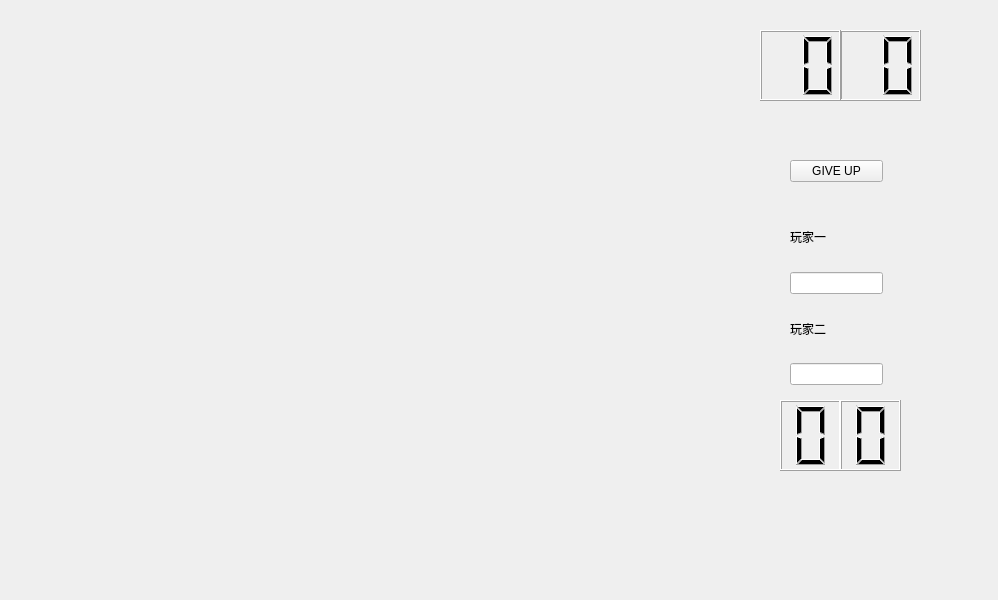
Qt form judge_if_legal/widget.ui (Liyh04/2205) before a commit.
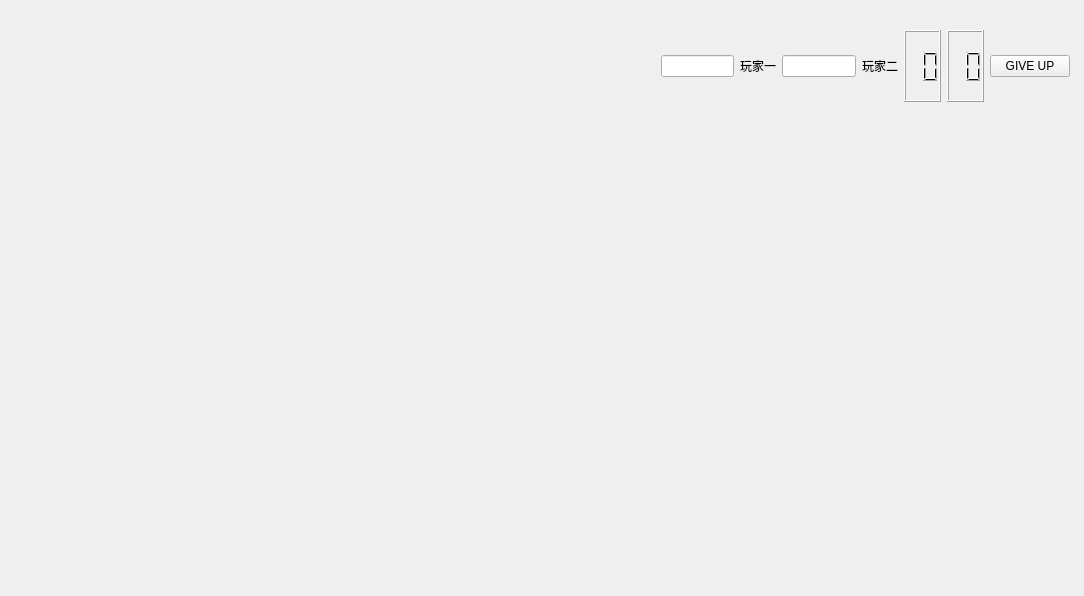
The same form after that commit.

The edit to the form file:
```diff
--- a/judge_if_legal/widget.ui
+++ b/judge_if_legal/widget.ui
@@ -6,83 +6,25 @@
    <rect>
     <x>0</x>
     <y>0</y>
-    <width>998</width>
-    <height>600</height>
+    <width>1084</width>
+    <height>596</height>
    </rect>
   </property>
   <property name="windowTitle">
    <string>Widget</string>
   </property>
-  <widget class="QLCDNumber" name="lcd_sec">
+  <widget class="QWidget" name="">
    <property name="geometry">
     <rect>
-     <x>840</x>
+     <x>650</x>
      <y>30</y>
-     <width>81</width>
-     <height>71</height>
+     <width>420</width>
+     <height>72</height>
     </rect>
    </property>
-   <property name="digitCount">
-    <number>2</number>
-   </property>
-   <property name="intValue" stdset="0">
-    <number>0</number>
-   </property>
-  </widget>
-  <widget class="QLCDNumber" name="lcd_min">
-   <property name="geometry">
-    <rect>
-     <x>760</x>
-     <y>30</y>
-     <width>81</width>
-     <height>71</height>
-    </rect>
-   </property>
-   <property name="digitCount">
-    <number>2</number>
-   </property>
-   <property name="intValue" stdset="0">
-    <number>0</number>
-   </property>
-  </widget>
-  <widget class="QWidget" name="layoutWidget">
-   <property name="enabled">
-    <bool>true</bool>
-   </property>
-   <property name="geometry">
-    <rect>
-     <x>790</x>
-     <y>140</y>
-     <width>93</width>
-     <height>245</height>
-    </rect>
-   </property>
-   <layout class="QVBoxLayout" name="verticalLayout_2">
+   <layout class="QHBoxLayout" name="horizontalLayout_2">
     <item>
-     <layout class="QVBoxLayout" name="verticalLayout">
-      <item>
-       <spacer name="horizontalSpacer_2">
-        <property name="orientation">
-         <enum>Qt::Horizontal</enum>
-        </property>
-        <property name="sizeHint" stdset="0">
-         <size>
-          <width>40</width>
-          <height>20</height>
-         </size>
-        </property>
-       </spacer>
-      </item>
-      <item>
-       <widget class="QPushButton" name="pushButton">
-        <property name="enabled">
-         <bool>true</bool>
-        </property>
-        <property name="text">
-         <string>GIVE UP</string>
-        </property>
-       </widget>
-      </item>
+     <layout class="QHBoxLayout" name="horizontalLayout">
       <item>
        <spacer name="horizontalSpacer">
         <property name="orientation">
@@ -96,70 +38,90 @@
         </property>
        </spacer>
       </item>
+      <item>
+       <spacer name="horizontalSpacer_2">
+        <property name="orientation">
+         <enum>Qt::Horizontal</enum>
+        </property>
+        <property name="sizeHint" stdset="0">
+         <size>
+          <width>40</width>
+          <height>20</height>
+         </size>
+        </property>
+       </spacer>
+      </item>
+      <item>
+       <widget class="QLineEdit" name="lineEdit_2">
+        <property name="enabled">
+         <bool>true</bool>
+        </property>
+       </widget>
+      </item>
+      <item>
+       <widget class="QLabel" name="label">
+        <property name="enabled">
+         <bool>true</bool>
+        </property>
+        <property name="text">
+         <string>玩家一</string>
+        </property>
+       </widget>
+      </item>
+      <item>
+       <widget class="QLineEdit" name="lineEdit">
+        <property name="enabled">
+         <bool>true</bool>
+        </property>
+       </widget>
+      </item>
+      <item>
+       <widget class="QLabel" name="label_2">
+        <property name="enabled">
+         <bool>true</bool>
+        </property>
+        <property name="text">
+         <string>玩家二</string>
+        </property>
+       </widget>
+      </item>
+      <item>
+       <layout class="QVBoxLayout" name="verticalLayout"/>
+      </item>
      </layout>
     </item>
     <item>
-     <widget class="QLabel" name="label">
-      <property name="enabled">
-       <bool>true</bool>
+     <widget class="QLCDNumber" name="lcd_min">
+      <property name="digitCount">
+       <number>2</number>
       </property>
-      <property name="text">
-       <string>玩家一</string>
+      <property name="intValue" stdset="0">
+       <number>0</number>
       </property>
      </widget>
     </item>
     <item>
-     <widget class="QLineEdit" name="lineEdit">
-      <property name="enabled">
-       <bool>true</bool>
+     <widget class="QLCDNumber" name="lcd_sec">
+      <property name="digitCount">
+       <number>2</number>
       </property>
+      <property name="intValue" stdset="0">
+       <number>0</number>
+      </property>
      </widget>
     </item>
     <item>
-     <widget class="QLabel" name="label_2">
+     <widget class="QPushButton" name="pushButton">
       <property name="enabled">
        <bool>true</bool>
       </property>
       <property name="text">
-       <string>玩家二</string>
-      </property>
-     </widget>
-    </item>
-    <item>
-     <widget class="QLineEdit" name="lineEdit_2">
-      <property name="enabled">
-       <bool>true</bool>
+       <string>GIVE UP</string>
       </property>
      </widget>
     </item>
    </layout>
   </widget>
-  <widget class="QLCDNumber" name="lcd_row">
-   <property name="geometry">
-    <rect>
-     <x>780</x>
-     <y>400</y>
-     <width>61</width>
-     <height>71</height>
-    </rect>
-   </property>
-   <property name="digitCount">
-    <number>1</number>
-   </property>
-  </widget>
-  <widget class="QLCDNumber" name="lcd_coloum">
-   <property name="geometry">
-    <rect>
-     <x>840</x>
-     <y>400</y>
-     <width>61</width>
-     <height>71</height>
-    </rect>
-   </property>
-   <property name="digitCount">
-    <number>1</number>
-   </property>
-  </widget>
  </widget>
  <resources/>
  <connections/>
```
